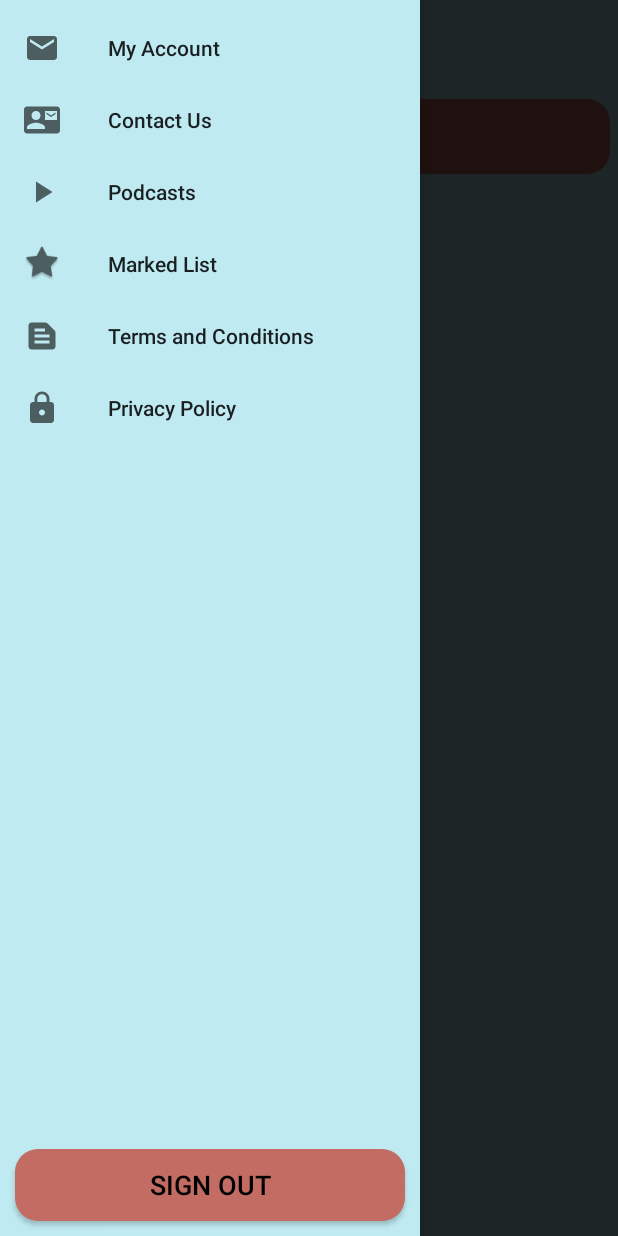
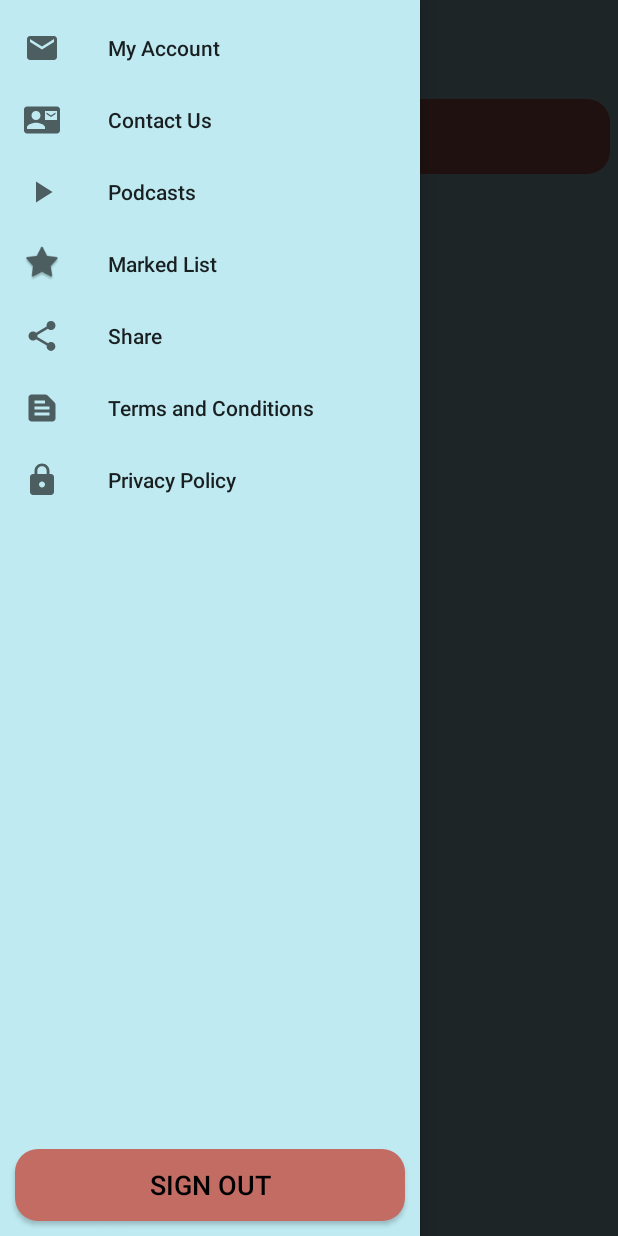
Before and after one commit to Suharsh007/GTV2, an Android app: the screen it shows after launch once a user with an empty profile is signed in (podcast_Activity), with the side drawer open, on a phone screen of 412 x 824 dp. Run offline under Robolectric (Android 15) with nearby library versions, the phone set to English and light mode, and no system bars; our stand-ins replace Firebase (no records; nobody signed in at launch, a user with empty details on screens opened directly), Picasso; pictures from the network do not load.

Commit message:
Share feature added

```diff
--- /dev/null
+++ b/app/src/main/res/drawable/ic_baseline_share_24.xml
@@ -0,0 +1,10 @@
+<vector xmlns:android="http://schemas.android.com/apk/res/android"
+    android:width="24dp"
+    android:height="24dp"
+    android:viewportWidth="24"
+    android:viewportHeight="24"
+    android:tint="?attr/colorControlNormal">
+  <path
+      android:fillColor="@android:color/white"
+      android:pathData="M18,16.08c-0.76,0 -1.44,0.3 -1.96,0.77L8.91,12.7c0.05,-0.23 0.09,-0.46 0.09,-0.7s-0.04,-0.47 -0.09,-0.7l7.05,-4.11c0.54,0.5 1.25,0.81 2.04,0.81 1.66,0 3,-1.34 3,-3s-1.34,-3 -3,-3 -3,1.34 -3,3c0,0.24 0.04,0.47 0.09,0.7L8.04,9.81C7.5,9.31 6.79,9 6,9c-1.66,0 -3,1.34 -3,3s1.34,3 3,3c0.79,0 1.5,-0.31 2.04,-0.81l7.12,4.16c-0.05,0.21 -0.08,0.43 -0.08,0.65 0,1.61 1.31,2.92 2.92,2.92 1.61,0 2.92,-1.31 2.92,-2.92s-1.31,-2.92 -2.92,-2.92z"/>
+</vector>
--- a/app/src/main/res/menu/drawer_menu.xml
+++ b/app/src/main/res/menu/drawer_menu.xml
@@ -19,6 +19,11 @@
             android:id="@+id/markedList"
             android:title="Marked List"
             android:icon="@android:drawable/star_big_on"/>
+        <item
+            android:id="@+id/share"
+            android:title="Share"
+            android:icon="@drawable/ic_baseline_share_24"/>
+
     </group>
 
     <group>
```
Also changed, not shown: app/src/main/java/in/goodthought/GoodThought/MarkedList.java (+10 -0 lines), app/src/main/java/in/goodthought/GoodThought/contact_activity.java (+10 -0 lines), app/src/main/java/in/goodthought/GoodThought/myAccount.java (+10 -0 lines), app/src/main/java/in/goodthought/GoodThought/podcast_Activity.java (+10 -0 lines).
